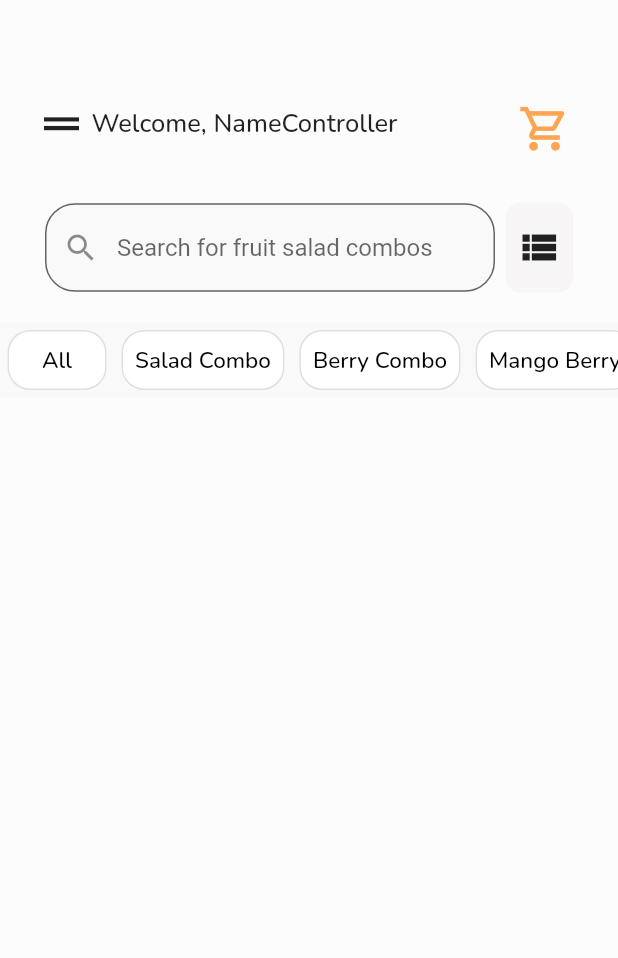
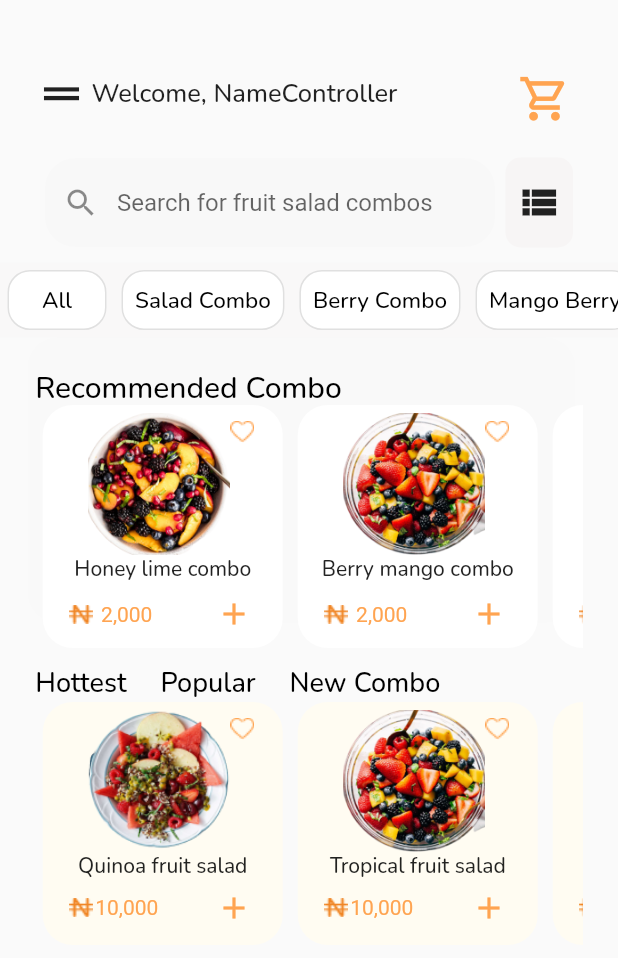
Before and after one commit to Gustavobeckr/Desafio_Sprint02, a Flutter app: the screen it shows after launch, on a phone screen of 412 x 824 dp. Shown: the top 958 px of the screen. Run offline on Flutter 3.47's test engine with Material 2 defaults, Android fonts, the phone set to English and light mode, and no system bars.

Commit message:
adição de pasta components e finaliazção de HomeScreen

```diff
--- /dev/null
+++ b/lib/components/Cards.dart
@@ -0,0 +1,29 @@
+import 'package:flutter/material.dart';
+
+class Cards extends StatelessWidget {
+  final String card;
+
+  const Cards(this.card, {Key? key}) : super(key: key);
+
+  @override
+  Widget build(BuildContext context) {
+    return Padding(
+      padding: const EdgeInsets.fromLTRB(5, 5, 5, 10),
+      child: Container(
+        decoration: BoxDecoration(
+            color: Colors.white,
+            borderRadius: BorderRadius.circular(15),
+            border: Border.all(color: Colors.black12, width: 1)),
+        height: 40,
+        child: TextButton(
+          onPressed: () {},
+          child: Text(
+            "$card",
+            style: TextStyle(
+                color: Colors.black, fontSize: 15, fontFamily: 'Nunito-Medium'),
+          ),
+        ),
+      ),
+    );
+  }
+}
--- /dev/null
+++ b/lib/components/PopularCombo.dart
@@ -0,0 +1,93 @@
+import 'package:flutter/material.dart';
+
+class PopularCombo extends StatelessWidget {
+  final image;
+  final String name;
+  int ValorPopProduct = 10;
+
+  PopularCombo(this.image,this.name);
+
+
+  @override
+  Widget build(BuildContext context) {
+    return Padding(
+      padding: const EdgeInsets.fromLTRB(5, 0, 5, 0),
+      child: Container(
+        decoration: BoxDecoration(
+            borderRadius: BorderRadius.circular(20),
+            color: Color.fromRGBO(255, 252, 242, 1)),
+        width: 160,
+        height: 162,
+        child: Column(
+          children: [
+            SizedBox(
+              height: 100,
+              width: 160,
+              child: Row(
+                children: [
+                  Padding(
+                    padding: const EdgeInsets.fromLTRB(30, 5, 0, 0),
+                    child: Image.asset('$image'),
+                  ),
+                  Padding(
+                    padding: const EdgeInsets.fromLTRB(0, 2, 15, 66),
+                    child: Image.asset(
+                      'assets/images/IconHeart.png',
+                    ),
+                  ),
+                ],
+              ),
+            ),
+            SizedBox(
+              width: 155,
+              height: 60,
+              child: Column(
+                mainAxisAlignment: MainAxisAlignment.start,
+                crossAxisAlignment: CrossAxisAlignment.center,
+                children: [
+                  SizedBox(
+                    height: 17,
+                    child: Text(
+                      "$name",
+                      style:
+                      TextStyle(fontFamily: "Nunito-Medium", fontSize: 14),
+                    ),
+                  ),
+                  SizedBox(
+                    height: 40,
+                    child: Row(
+                      crossAxisAlignment: CrossAxisAlignment.center,
+                      mainAxisAlignment: MainAxisAlignment.spaceBetween,
+                      children: [
+                        Padding(
+                          padding: const EdgeInsets.fromLTRB(15, 0, 0, 0),
+                          child: Image.asset(
+                            'assets/images/CoinIcon.png',
+                          ),
+                        ),
+                        Text(
+                          "$ValorPopProduct,000",
+                          style: TextStyle(
+                            color: Color.fromRGBO(255, 164, 81, 1),
+                          ),
+                        ),
+                        Padding(
+                          padding: const EdgeInsets.fromLTRB(25, 0, 6, 0),
+                          child: IconButton(
+                            onPressed: () {},
+                            icon: Icon(Icons.add),
+                            color: Color.fromRGBO(255, 164, 81, 1),
+                          ),
+                        )
+                      ],
+                    ),
+                  ),
+                ],
+              ),
+            ),
+          ],
+        ),
+      ),
+    );
+  }
+}
--- /dev/null
+++ b/lib/components/RecommendedCombo.dart
@@ -0,0 +1,87 @@
+import 'package:flutter/material.dart';
+
+class RecommendedCombo extends StatelessWidget {
+  final image;
+  final String name;
+
+  int ValorRProduct = 2;
+
+  RecommendedCombo(this.image, String this.name);
+
+  @override
+  Widget build(BuildContext context) {
+    return Padding(
+      padding: const EdgeInsets.fromLTRB(5, 0, 5, 0),
+      child: Container(
+        decoration: BoxDecoration(
+            borderRadius: BorderRadius.circular(20), color: Colors.white),
+        width: 160,
+        height: 162,
+        child: Column(
+          children: [
+            SizedBox(
+              height: 100,
+              width: 160,
+              child: Row(
+                children: [
+                  Padding(
+                    padding: const EdgeInsets.fromLTRB(30, 5, 0, 0),
+                    child: Image.asset('$image'),
+                  ),
+                  Padding(
+                    padding: const EdgeInsets.fromLTRB(0, 2, 15, 66),
+                    child: Image.asset(
+                      'assets/images/IconHeart.png',
+                    ),
+                  ),
+                ],
+              ),
+            ),
+            SizedBox(
+              width: 155,
+              height: 60,
+              child: Column(
+                crossAxisAlignment: CrossAxisAlignment.center,
+                children: [
+                  Text(
+                    "$name",
+                    style: TextStyle(fontFamily: "Nunito-Medium", fontSize: 14),
+                  ),
+                  SizedBox(
+                    height: 41,
+                    child: Row(
+                      crossAxisAlignment: CrossAxisAlignment.center,
+                      mainAxisAlignment: MainAxisAlignment.spaceBetween,
+                      children: [
+                        Padding(
+                          padding: const EdgeInsets.fromLTRB(15, 0, 0, 0),
+                          child: Image.asset(
+                            'assets/images/CoinIcon.png',
+                          ),
+                        ),
+                        Text(
+                          "$ValorRProduct,000",
+                          style: TextStyle(
+                            color: Color.fromRGBO(255, 164, 81, 1),
+                          ),
+                        ),
+                        Padding(
+                          padding: const EdgeInsets.fromLTRB(25, 0, 6, 0),
+                          child: IconButton(
+                            onPressed: () {},
+                            icon: Icon(Icons.add),
+                            color: Color.fromRGBO(255, 164, 81, 1),
+                          ),
+                        )
+                      ],
+                    ),
+                  ),
+                ],
+              ),
+            ),
+          ],
+        ),
+      ),
+    );
+  }
+}
--- a/lib/main.dart
+++ b/lib/main.dart
@@ -1,4 +1,5 @@
 import 'package:flutter/material.dart';
+import 'package:fruit_hub/screens/HomeScreen.dart';
 
 void main() {
   runApp(const MyApp());
@@ -18,148 +19,3 @@ class MyApp extends StatelessWidget {
     );
   }
 }
-
-class HomeScreen extends StatelessWidget {
-  late final double? iconSize;
-  late final Color? color;
-
-  @override
-  Widget build(BuildContext context) {
-    return Scaffold(
-      body: Container(
-        color: Colors.white30,
-        child: Column(
-          children: [
-            Padding(
-              padding: const EdgeInsets.fromLTRB(15, 60, 15, 30),
-              child: SizedBox(
-                width: 365,
-                height: 45,
-                child: Row(
-                  mainAxisAlignment: MainAxisAlignment.spaceBetween,
-                  children: [
-                    Icon(
-                      Icons.drag_handle_outlined,
-                      size: 35,
-                    ),
-                    Padding(
-                      padding: const EdgeInsets.fromLTRB(0, 0, 70, 0),
-                      child: Text(
-                        "Welcome, NameController",
-                        style: TextStyle(
-                            fontSize: 17, fontFamily: 'Nunito-Medium'),
-                      ),
-                    ),
-                    IconButton(
-                      style: ButtonStyle(
-                        backgroundColor: MaterialStateProperty.all(Colors.red),
-                      ),
-                      splashColor: Colors.red,
-                      iconSize: 35,
-                      alignment: AlignmentDirectional.topEnd,
-                      icon: Icon(
-                        Icons.shopping_cart_outlined,
-                        color: Color.fromRGBO(255, 164, 81, 1),
-                      ),
-                      onPressed: () {},
-                    ),
-                  ],
-                ),
-              ),
-            ),
-            Padding(
-              padding: const EdgeInsets.fromLTRB(30, 0, 30, 20),
-              child: Row(
-                mainAxisAlignment: MainAxisAlignment.spaceBetween,
-                children: [
-                  SizedBox(
-                    width: 300,
-                    child: TextFormField(
-                      decoration: InputDecoration(
-                        fillColor: Color.fromRGBO(245, 245, 245, 0.4),
-                        filled: true,
-                        border: new OutlineInputBorder(
-                          borderRadius: new BorderRadius.circular(20.0),
-                          borderSide: BorderSide(
-                            color: Color.fromRGBO(245, 245, 245, 0.4),
-                            width: 0,
-                          ),
-                        ),
-                        prefixIcon: Padding(
-                          padding: const EdgeInsets.all(5),
-                          child: Icon(Icons.search),
-                        ),
-                        hintText: 'Search for fruit salad combos',
-                      ),
-                    ),
-                  ),
-                  Container(
-                    decoration: BoxDecoration(
-                        color: Color.fromRGBO(247, 245, 245, 1),
-                        borderRadius: BorderRadius.all(Radius.circular(10))),
-                    height: 60,
-                    width: 45,
-                    child: Icon(
-                      Icons.view_list_sharp,
-                      size: 30,
-                    ),
-                  )
-                ],
-              ),
-            ),
-            Container(
-              color: Color.fromRGBO(247, 245, 245, 0.4),
-              height: 50,
-              child: ListView(
-                scrollDirection: Axis.horizontal,
-                children: [
-                  Wrap(
-                    children: [
-                      Cards('All'),
-                      Cards('Salad Combo'),
-                      Cards('Berry Combo'),
-                      Cards('Mango Berry'),
-                      Cards('Honey lime combo'),
-                      Cards('Berry mango combo'),
-                    ],
-                  ),
-                ],
-              ),
-            ),
-            Container(),
-          ],
-        ),
-      ),
-    );
-  }
-}
-
-class Cards extends StatelessWidget {
-  final String card;
-
-  const Cards(this.card, {Key? key}) : super(key: key);
-
-  @override
-  Widget build(BuildContext context) {
-    return Padding(
-      padding: const EdgeInsets.fromLTRB(5, 5, 5, 10),
-      child: Container(
-        decoration: BoxDecoration(
-            color: Colors.white,
-            borderRadius: BorderRadius.circular(15),
-            border: Border.all(
-              color: Colors.black12,
-            width: 1)),
-        height: 40,
-        child: TextButton(
-          onPressed: () {},
-          child: Text(
-            "$card",
-            style: TextStyle(
-                color: Colors.black, fontSize: 15, fontFamily: 'Nunito-Medium'),
-          ),
-        ),
-      ),
-    );
-  }
-}
--- /dev/null
+++ b/lib/screens/HomeScreen.dart
@@ -0,0 +1,232 @@
+
+import 'package:flutter/material.dart';
+import 'package:fruit_hub/components/Cards.dart';
+import 'package:fruit_hub/components/PopularCombo.dart';
+import 'package:fruit_hub/components/RecommendedCombo.dart';
+import 'package:fruit_hub/main.dart';
+
+class HomeScreen extends StatelessWidget {
+  late final double? iconSize;
+  late final Color? color;
+
+
+
+  @override
+  Widget build(BuildContext context) {
+    return Scaffold(
+      body: ListView(
+        children: [
+          Column(
+            children: [
+              Padding(
+                padding: const EdgeInsets.fromLTRB(15, 40, 15, 20),
+                child: SizedBox(
+                  width: 365,
+                  height: 45,
+                  child: Row(
+                    mainAxisAlignment: MainAxisAlignment.spaceBetween,
+                    children: [
+                      Icon(
+                        Icons.drag_handle_outlined,
+                        size: 35,
+                      ),
+                      Padding(
+                        padding: const EdgeInsets.fromLTRB(0, 0, 70, 0),
+                        child: Text(
+                          "Welcome, NameController",
+                          style: TextStyle(
+                              fontSize: 17, fontFamily: 'Nunito-Medium'),
+                        ),
+                      ),
+                      IconButton(
+                        style: ButtonStyle(
+                          backgroundColor:
+                          MaterialStateProperty.all(Colors.red),
+                        ),
+                        splashColor: Colors.red,
+                        iconSize: 35,
+                        alignment: AlignmentDirectional.topEnd,
+                        icon: Icon(
+                          Icons.shopping_cart_outlined,
+                          color: Color.fromRGBO(255, 164, 81, 1),
+                        ),
+                        onPressed: () {},
+                      ),
+                    ],
+                  ),
+                ),
+              ),
+              Padding(
+                padding: const EdgeInsets.fromLTRB(30, 0, 30, 10),
+                child: Row(
+                  mainAxisAlignment: MainAxisAlignment.spaceBetween,
+                  children: [
+                    SizedBox(
+                      width: 300,
+                      child: TextField(
+                        decoration: InputDecoration(
+                          fillColor: Color.fromRGBO(245, 245, 245, 0.4),
+                          filled: true,
+                          border: OutlineInputBorder(
+                              borderRadius: BorderRadius.circular(20.0),
+                              borderSide: BorderSide.none),
+                          prefixIcon: Padding(
+                            padding: const EdgeInsets.all(5),
+                            child: Icon(Icons.search),
+                          ),
+                          hintText: 'Search for fruit salad combos',
+                        ),
+                      ),
+                    ),
+                    Container(
+                      decoration: BoxDecoration(
+                          color: Color.fromRGBO(247, 245, 245, 1),
+                          borderRadius: BorderRadius.all(Radius.circular(10))),
+                      height: 60,
+                      width: 45,
+                      child: Icon(
+                        Icons.view_list_sharp,
+                        size: 30,
+                      ),
+                    )
+                  ],
+                ),
+              ),
+              Container(
+                color: Color.fromRGBO(247, 245, 245, 0.4),
+                height: 50,
+                child: ListView(
+                  scrollDirection: Axis.horizontal,
+                  children: [
+                    Wrap(
+                      children: [
+                        Cards('All'),
+                        Cards('Salad Combo'),
+                        Cards('Berry Combo'),
+                        Cards('Mango Berry'),
+                        Cards('Honey lime combo'),
+                        Cards('Berry mango combo'),
+                      ],
+                    ),
+                  ],
+                ),
+              ),
+              Stack(
+                children: [
+                  Padding(
+                    padding: const EdgeInsets.fromLTRB(0, 0, 0, 0),
+                    child: Container(
+                      width: 365,
+                      height: 190,
+                      decoration: BoxDecoration(
+                        color: Color.fromRGBO(245, 245, 245, 0.3),
+                        borderRadius: BorderRadius.circular(20),
+                        border: Border.all(
+                            color: Color.fromRGBO(245, 245, 245, 0.1),
+                            width: 10),
+                      ),
+                    ),
+                  ),
+                  Padding(
+                    padding: const EdgeInsets.fromLTRB(5, 20, 5, 0),
+                    child: Column(
+                      crossAxisAlignment: CrossAxisAlignment.start,
+                      children: [
+                        SizedBox(
+                          height: 25,
+                          child: Text(
+                            "Recommended Combo",
+                            style: TextStyle(
+                                fontSize: 20,
+                                fontFamily: 'Nunito-Medium',
+                                color: Colors.black),
+                          ),
+                        ),
+                        SizedBox(
+                          height: 165,
+                          width: 365,
+                          child: ListView(
+                            scrollDirection: Axis.horizontal,
+                            children: [
+                              Wrap(
+                                children: [
+                                  RecommendedCombo(
+                                      'assets/images/Prato_Lime.png',
+                                      'Honey lime combo'),
+                                  RecommendedCombo(
+                                      'assets/images/PratoBerry.png',
+                                      'Berry mango combo'),
+                                  RecommendedCombo(
+                                      'assets/images/Prato_Lime.png',
+                                      'Honey lime combo'),
+                                ],
+                              ),
+                            ],
+                          ),
+                        ),
+                      ],
+                    ),
+                  ),
+                ],
+              ),
+              Padding(
+                padding: const EdgeInsets.all(8.0),
+                child: SizedBox(
+                  width: 365,
+                  height: 200,
+                  child: Column(
+                    crossAxisAlignment: CrossAxisAlignment.start,
+                    children: [
+                      SizedBox(
+                        width: 270,
+                        child: Row(
+                          mainAxisAlignment: MainAxisAlignment.spaceBetween,
+                          children: [
+                            Text(
+                              "Hottest",
+                              style: TextStyle(
+                                  fontSize: 18,
+                                  fontFamily: 'Nunito-Medium',
+                                  color: Colors.black),
+                            ),
+                            Text(
+                              "Popular",
+                              style: TextStyle(
+                                  fontSize: 18,
+                                  fontFamily: 'Nunito-Medium',
+                                  color: Colors.black),
+                            ),
+                            Text(
+                              "New Combo",
+                              style: TextStyle(
+                                  fontSize: 18,
+                                  fontFamily: 'Nunito-Medium',
+                                  color: Colors.black),
+                            ),
+                          ],
+                        ),
+                      ),
+                      SizedBox(
+                        height: 165,
+                        width: 365,
+                        child: ListView(
+                            scrollDirection: Axis.horizontal,
+                            children: [
+                              Wrap(children: [
+                                PopularCombo('assets/images/QuinoaFruit.png','Quinoa fruit salad'),
+                                PopularCombo('assets/images/PratoBerry.png', 'Tropical fruit salad'),
+                                PopularCombo('assets/images/QuinoaFruit.png', 'Quinoa fruit salad')
+                              ]),
+                            ]),
+                      ),
+                    ],
+                  ),
+                ),
+              ),
+            ],
+          ),
+        ],
+      ),
+    );
+  }
+}
```
Also changed, not shown: assets/images/Best-Ever-Tropical-Fruit-Salad8-WIDE-removebg-preview 1.png (deleted), assets/images/CoinIcon.png (added), assets/images/Ellipse 11.png (deleted), assets/images/Honey-Lime-Peach-Fruit-Salad-3-725x725-1-removebg-preview 1.png (deleted), assets/images/IconHeart.png (added), assets/images/PratoBerry.png (added), assets/images/Prato_Lime.png (added), assets/images/QuinoaFruit.png (added), assets/images/Vector.png (deleted), assets/images/breakfast-quinoa-and-red-fruit-salad-134061-1-removebg-preview 2.png (deleted).
